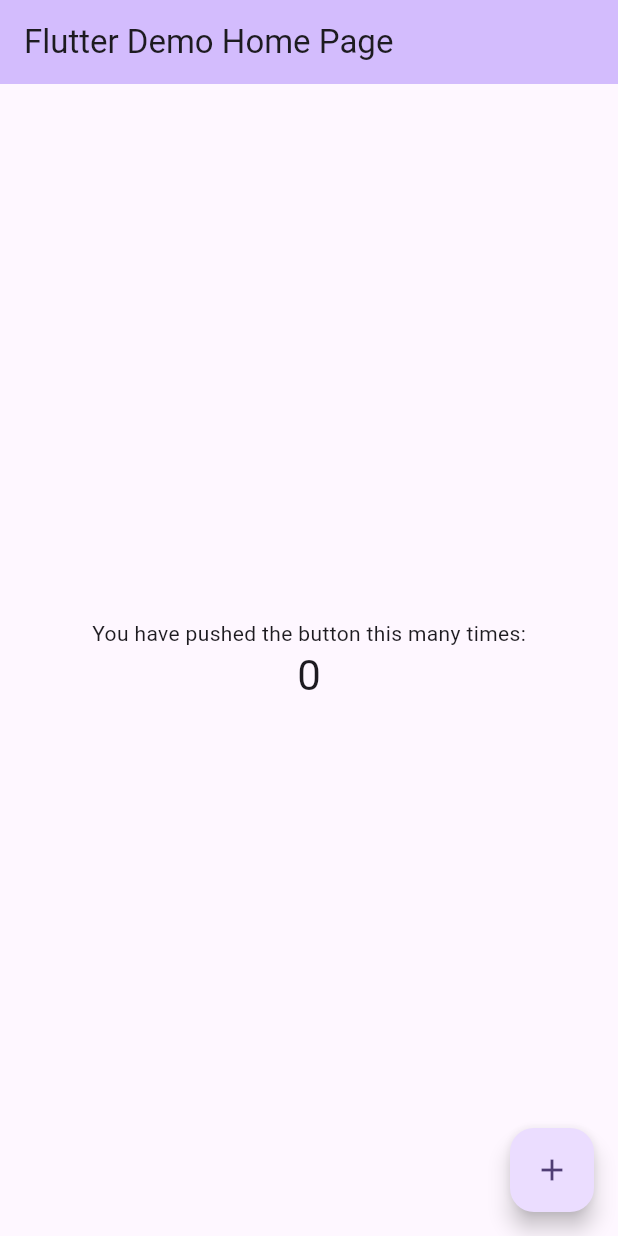
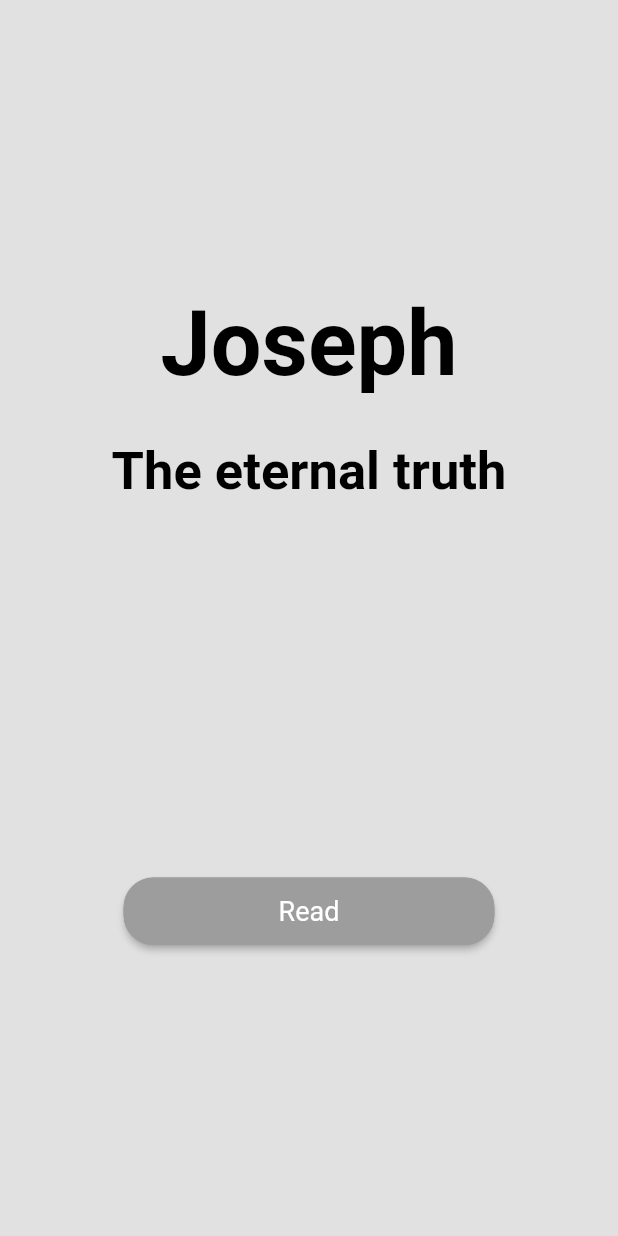
Before and after one commit to overseas1223/light-sparking, a Flutter app: the screen it shows after launch, on a phone screen of 412 x 824 dp. Run offline on Flutter 3.47's test engine with Material 2 defaults, Android fonts, the phone set to English and light mode, and no system bars.

Commit message:
First Page

```diff
--- a/lib/main.dart
+++ b/lib/main.dart
@@ -1,4 +1,5 @@
 import 'package:flutter/material.dart';
+import 'animation.dart';
 
 void main() {
   runApp(const MyApp());
@@ -7,119 +8,88 @@ void main() {
 class MyApp extends StatelessWidget {
   const MyApp({super.key});
 
-  // This widget is the root of your application.
   @override
   Widget build(BuildContext context) {
-    return MaterialApp(
-      title: 'Flutter Demo',
-      theme: ThemeData(
-        // This is the theme of your application.
-        //
-        // TRY THIS: Try running your application with "flutter run". You'll see
-        // the application has a blue toolbar. Then, without quitting the app,
-        // try changing the seedColor in the colorScheme below to Colors.green
-        // and then invoke "hot reload" (save your changes or press the "hot
-        // reload" button in a Flutter-supported IDE, or press "r" if you used
-        // the command line to start the app).
-        //
-        // Notice that the counter didn't reset back to zero; the application
-        // state is not lost during the reload. To reset the state, use hot
-        // restart instead.
-        //
-        // This works for code too, not just values: Most code changes can be
-        // tested with just a hot reload.
-        colorScheme: ColorScheme.fromSeed(seedColor: Colors.deepPurple),
-        useMaterial3: true,
-      ),
-      home: const MyHomePage(title: 'Flutter Demo Home Page'),
+    return const MaterialApp(
+      title: 'Joseph',
+      debugShowCheckedModeBanner: false,
+      home: MyHomePage(),
     );
   }
 }
 
 class MyHomePage extends StatefulWidget {
-  const MyHomePage({super.key, required this.title});
-
-  // This widget is the home page of your application. It is stateful, meaning
-  // that it has a State object (defined below) that contains fields that affect
-  // how it looks.
-
-  // This class is the configuration for the state. It holds the values (in this
-  // case the title) provided by the parent (in this case the App widget) and
-  // used by the build method of the State. Fields in a Widget subclass are
-  // always marked "final".
-
-  final String title;
+  const MyHomePage({super.key});
 
   @override
   State<MyHomePage> createState() => _MyHomePageState();
 }
 
 class _MyHomePageState extends State<MyHomePage> {
-  int _counter = 0;
-
-  void _incrementCounter() {
-    setState(() {
-      // This call to setState tells the Flutter framework that something has
-      // changed in this State, which causes it to rerun the build method below
-      // so that the display can reflect the updated values. If we changed
-      // _counter without calling setState(), then the build method would not be
-      // called again, and so nothing would appear to happen.
-      _counter++;
-    });
-  }
 
   @override
   Widget build(BuildContext context) {
-    // This method is rerun every time setState is called, for instance as done
-    // by the _incrementCounter method above.
-    //
-    // The Flutter framework has been optimized to make rerunning build methods
-    // fast, so that you can just rebuild anything that needs updating rather
-    // than having to individually change instances of widgets.
+
     return Scaffold(
-      appBar: AppBar(
-        // TRY THIS: Try changing the color here to a specific color (to
-        // Colors.amber, perhaps?) and trigger a hot reload to see the AppBar
-        // change color while the other colors stay the same.
-        backgroundColor: Theme.of(context).colorScheme.inversePrimary,
-        // Here we take the value from the MyHomePage object that was created by
-        // the App.build method, and use it to set our appbar title.
-        title: Text(widget.title),
-      ),
+
+      backgroundColor: const Color(0xFFE1E1E1),
       body: Center(
-        // Center is a layout widget. It takes a single child and positions it
-        // in the middle of the parent.
         child: Column(
-          // Column is also a layout widget. It takes a list of children and
-          // arranges them vertically. By default, it sizes itself to fit its
-          // children horizontally, and tries to be as tall as its parent.
-          //
-          // Column has various properties to control how it sizes itself and
-          // how it positions its children. Here we use mainAxisAlignment to
-          // center the children vertically; the main axis here is the vertical
-          // axis because Columns are vertical (the cross axis would be
-          // horizontal).
-          //
-          // TRY THIS: Invoke "debug painting" (choose the "Toggle Debug Paint"
-          // action in the IDE, or press "p" in the console), to see the
-          // wireframe for each widget.
           mainAxisAlignment: MainAxisAlignment.center,
           children: <Widget>[
             const Text(
-              'You have pushed the button this many times:',
+              'Joseph',
+              style: TextStyle(
+                fontSize: 60,
+                fontWeight: FontWeight.bold,
+                fontFamily: 'Roboto',
+                color: Colors.black,
+              ),
             ),
-            Text(
-              '$_counter',
-              style: Theme.of(context).textTheme.headlineMedium,
+            const SizedBox(
+              height: 30,
+            ),
+            const Text(
+              'The eternal truth',
+              style: TextStyle(
+                fontSize: 35,
+                fontWeight: FontWeight.bold,
+                  fontFamily: 'Roboto',
+                color: Colors.black
+              )
+            ),
+            const SizedBox(
+              height: 250,
+            ),
+            SizedBox(
+              height: 45,
+              width: MediaQuery.of(context).size.width*0.6,
+              child: ElevatedButton(
+                onPressed: () {
+                  Navigator.push(
+                    context,
+                    MaterialPageRoute(builder: (context) => const AnimationPage()),
+                  );
+                },
+                style: ElevatedButton.styleFrom(
+                  primary: const Color(0xFF9D9D9D),
+                  shape: RoundedRectangleBorder(
+                    borderRadius: BorderRadius.circular(20.0),
+                    side: const BorderSide(color: Color(0xFF9D9D9D)),
+                  ),
+                ),
+                child: const Text(
+                    'Read',
+                    style: TextStyle(
+                      fontSize: 18,
+                      fontWeight: FontWeight.w400
+                    ),
+                ),
+              )
             ),
           ],
         ),
       ),
-      floatingActionButton: FloatingActionButton(
-        onPressed: _incrementCounter,
-        tooltip: 'Increment',
-        child: const Icon(Icons.add),
-      ), // This trailing comma makes auto-formatting nicer for build methods.
     );
   }
 }
```
Also changed, not shown: lib/animation.dart (added, +51 -0 lines).
